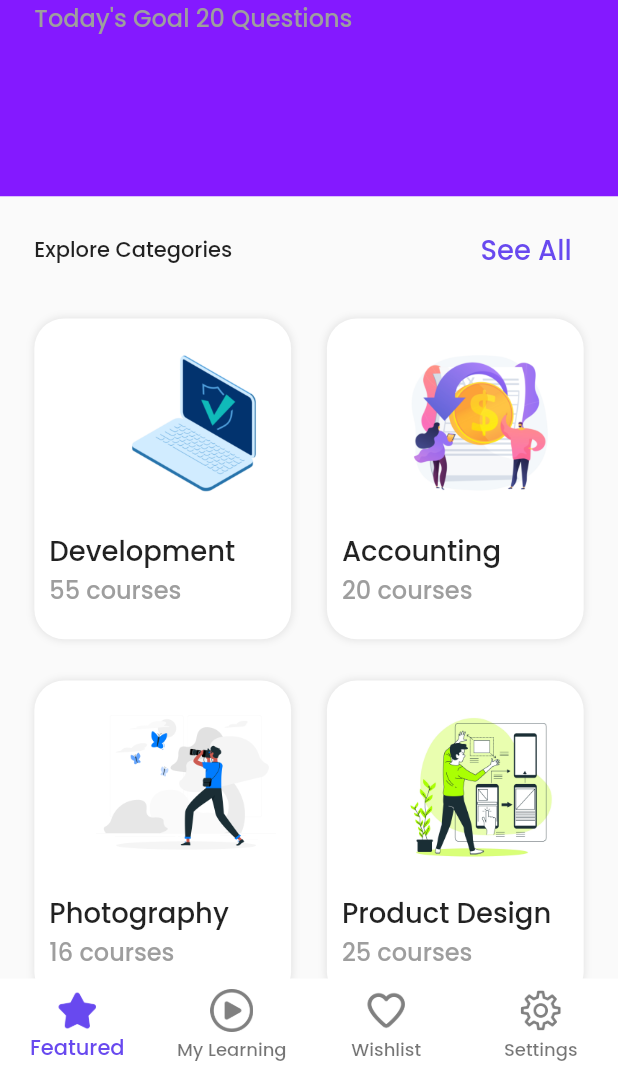
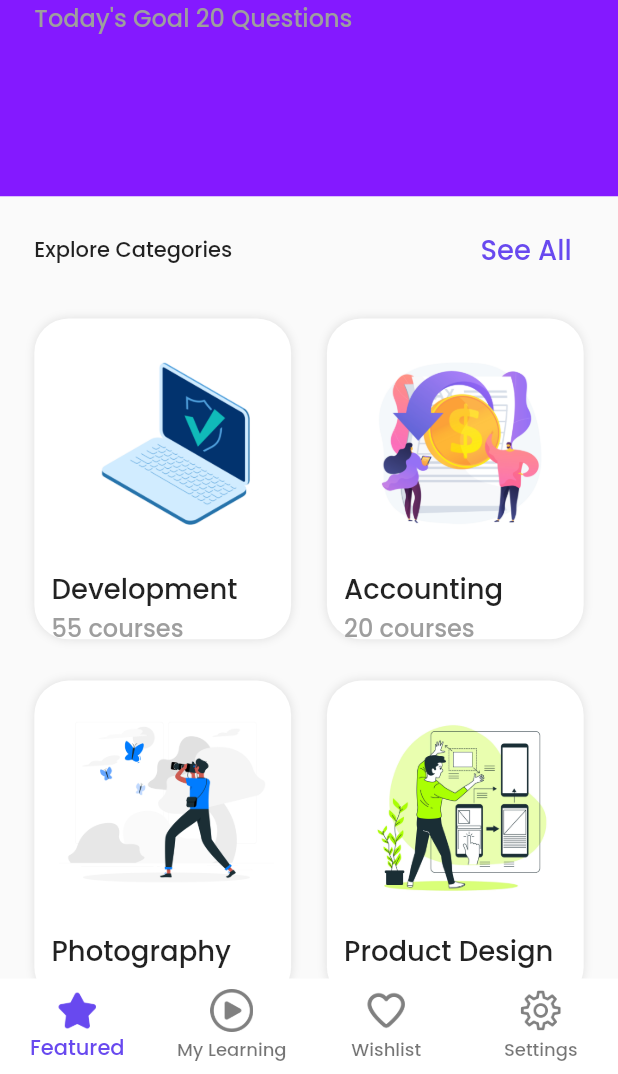
Before and after one commit to RabinThapa1998/Flutter_EP, a Flutter app: the screen it shows after launch, on a phone screen of 412 x 824 dp, the part 162-1236 px from its top. Run offline on Flutter 3.47's test engine with Material 2 defaults, Android fonts, the phone set to English and light mode, and no system bars; our stand-ins replace flutter_dotenv, flutter_screenutil, get.

Commit message:
💄 Style: Minor Cosmetics

```diff
--- a/lib/widgets/featured_screen_body_widget.dart
+++ b/lib/widgets/featured_screen_body_widget.dart
@@ -114,15 +114,15 @@
         ),
       ),
       child: Container(
-        padding: const EdgeInsets.all(10),
+        padding: EdgeInsets.symmetric(horizontal: 10.w, vertical: 10.h),
         decoration: BoxDecoration(
           color: Colors.white,
-          borderRadius: BorderRadius.circular(20),
+          borderRadius: BorderRadius.circular(20.sp),
           boxShadow: [
             BoxShadow(
               color: Colors.black.withOpacity(.1),
-              blurRadius: 4.0,
-              spreadRadius: .05,
+              blurRadius: 4.0.sp,
+              spreadRadius: .05.sp,
             ), //BoxShadow
           ],
         ),
@@ -133,7 +133,7 @@
               alignment: Alignment.topRight,
               child: Image.asset(
                 category.thumbnail,
-                height: kCategoryCardImageSize,
+                height: 120.h,
               ),
             ),
             SizedBox(
```
